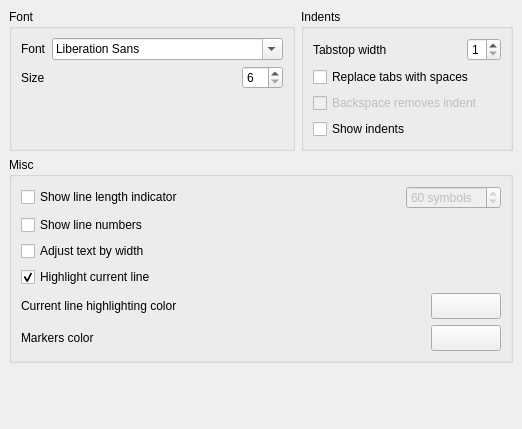
The window that src/EditorSettingsPage.ui (Mezomish/juffed) describes before a commit, drawn with Qt 5.
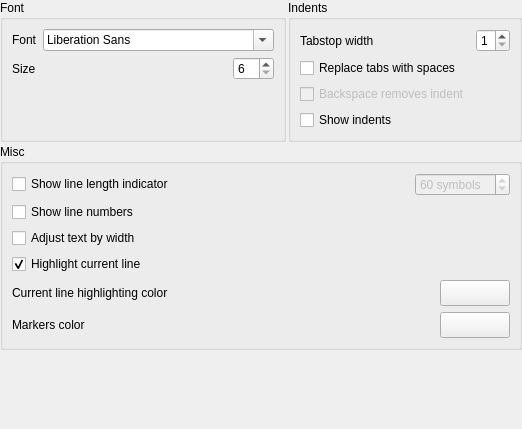
The same window after the commit.

Diff of the .ui file:
```diff
--- a/src/EditorSettingsPage.ui
+++ b/src/EditorSettingsPage.ui
@@ -14,10 +14,10 @@
   </property>
   <layout class="QGridLayout" >
    <property name="margin" >
-    <number>9</number>
+    <number>0</number>
    </property>
    <property name="spacing" >
-    <number>6</number>
+    <number>2</number>
    </property>
    <item row="2" column="0" >
     <spacer>
```
